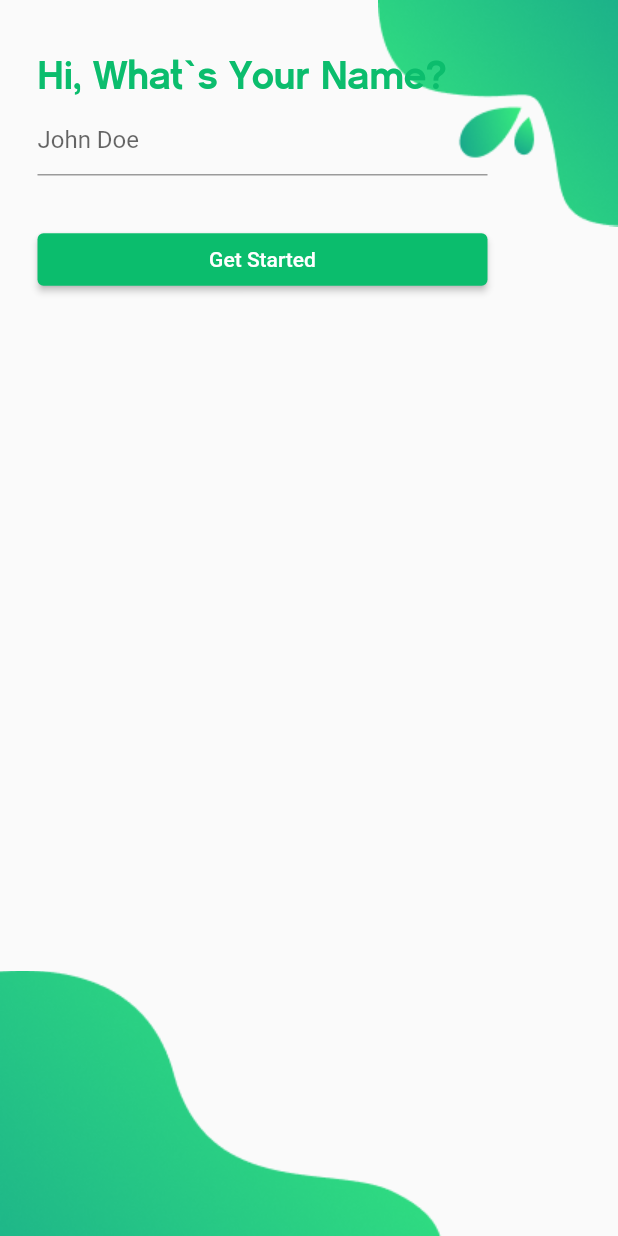
After one commit to Yudas1337/dailyapp, a Flutter app: the WelcomeScreen screen opened directly, on a phone screen of 412 x 824 dp. The commit adds this screen. Run offline on Flutter 3.47's test engine with Material 2 defaults, Android fonts, the phone set to English and light mode, and no system bars; our stand-ins replace shared_preferences; accounts and stored records are empty.

Commit message:
WelcomeScreens

```diff
--- a/lib/main.dart
+++ b/lib/main.dart
@@ -22,7 +22,7 @@ class MyApp extends StatelessWidget {
         // or simply save your changes to "hot reload" in a Flutter IDE).
         // Notice that the counter didn't reset back to zero; the application
         // is not restarted.
-        primarySwatch: Colors.blue,
+        primarySwatch: Colors.green,
       ),
       home: SplashScreen(),
     );
--- a/lib/screens/OnBoardingScreen.dart
+++ b/lib/screens/OnBoardingScreen.dart
@@ -1,9 +1,8 @@
-import 'package:dailyapp/screens/HomeScreen.dart';
+import 'package:dailyapp/screens/WelcomeScreen.dart';
 import 'package:flutter/cupertino.dart';
 import 'package:flutter/material.dart';
 import 'package:dailyapp/models/SlideBoardingScreen.dart';
 import 'package:dailyapp/themes/OnBoardingStyle.dart';
-import 'package:dailyapp/utils/PrefManager.dart';
 
 class OnBoardingScreen extends StatefulWidget {
   @override
@@ -134,11 +133,10 @@ class _OnBoardingScreen extends State<OnBoardingScreen> {
                 _currentPage == _slides.length - 1
                     ? ElevatedButton(
                         onPressed: () {
-                          PrefManager().setOnBoardingScreen();
                           Navigator.pushReplacement(
                             context,
                             MaterialPageRoute(
-                                builder: (context) => HomeScreen()),
+                                builder: (context) => WelcomeScreen()),
                           );
                         },
                         child: Text('Get Started'),
--- a/lib/screens/SplashScreen.dart
+++ b/lib/screens/SplashScreen.dart
@@ -1,6 +1,6 @@
 import 'package:dailyapp/screens/HomeScreen.dart';
 import 'package:dailyapp/screens/OnBoardingScreen.dart';
-import 'package:dailyapp/themes/SplashScreenTitle.dart';
+import 'package:dailyapp/themes/SplashScreenStyle.dart';
 import 'package:flutter/material.dart';
 import 'dart:async';
 import 'package:dailyapp/utils/PrefManager.dart';
--- /dev/null
+++ b/lib/screens/WelcomeScreen.dart
@@ -0,0 +1,77 @@
+import 'package:dailyapp/themes/WelcomeScreenStyle.dart';
+import 'package:flutter/material.dart';
+import 'package:flutter/services.dart';
+
+class WelcomeScreen extends StatefulWidget {
+  const WelcomeScreen({Key? key}) : super(key: key);
+
+  @override
+  _WelcomeScreenState createState() => _WelcomeScreenState();
+}
+
+class _WelcomeScreenState extends State<WelcomeScreen> {
+  @override
+  Widget build(BuildContext context) {
+    return Scaffold(
+      resizeToAvoidBottomInset: false,
+      body: Stack(
+        children: [
+          Positioned(
+              top: 0,
+              right: 0,
+              child: Image.asset('assets/images/layout/layout-1.png')),
+          Positioned(
+              bottom: 0,
+              left: 0,
+              child: Image.asset('assets/images/layout/layout-3.png')),
+          Positioned(
+            top: 0,
+            bottom: 0,
+            left: 0,
+            right: 0,
+            child: Padding(
+              padding: const EdgeInsets.symmetric(vertical: 30, horizontal: 25),
+              child: Column(
+                crossAxisAlignment: CrossAxisAlignment.start,
+                children: [
+                  Text(
+                    'Hi, What`s Your Name?',
+                    style: welcomeScreenTitleStyle,
+                  ),
+                  Container(
+                    width: 300,
+                    child: TextField(
+                      decoration: InputDecoration(
+                        hintText: 'John Doe',
+                      ),
+                      keyboardType: TextInputType.name,
+                      inputFormatters: [
+                        FilteringTextInputFormatter.allow(RegExp('[a-zA-Z ]'))
+                      ],
+                    ),
+                  ),
+                  SizedBox(
+                    height: 32,
+                  ),
+                  ElevatedButton(
+                    onPressed: () {
+                      Navigator.pushReplacement(
+                        context,
+                        MaterialPageRoute(
+                            builder: (context) => WelcomeScreen()),
+                      );
+                    },
+                    child: Text('Get Started'),
+                    style: ElevatedButton.styleFrom(
+                        primary: Color.fromRGBO(11, 189, 109, 1),
+                        minimumSize: Size(300, 35)),
+                  )
+                ],
+              ),
+            ),
+          )
+        ],
+      ),
+    );
+  }
+}
--- /dev/null
+++ b/lib/themes/WelcomeScreenStyle.dart
@@ -0,0 +1,9 @@
+import 'package:dailyapp/screens/WelcomeScreen.dart';
+import 'package:flutter/material.dart';
+
+final welcomeScreenTitleStyle = TextStyle(
+  color: Color.fromRGBO(11, 189, 109, 1),
+  fontFamily: 'CM Sans Serif',
+  fontSize: 26.0,
+  height: 1.5,
+);
--- a/pubspec.yaml
+++ b/pubspec.yaml
@@ -48,6 +48,8 @@ flutter:
   # To add assets to your application, add an assets section, like this:
   assets:
     - assets/images/onboarding/
+    - assets/images/user/
+    - assets/images/layout/
 
   # An image asset can refer to one or more resolution-specific "variants", see
   # https://flutter.dev/assets-and-images/#resolution-aware.
```
Also changed, not shown: lib/screens/HomeScreen.dart (+46 -3 lines), lib/themes/UserProfileStyle.dart (added, +8 -0 lines), assets/images/layout/layout-1.png (added), assets/images/layout/layout-3.png (added), assets/images/user/avatar.png (added), lib/themes/SplashScreenStyle.dart (renamed from lib/themes/SplashScreenTitle.dart).
